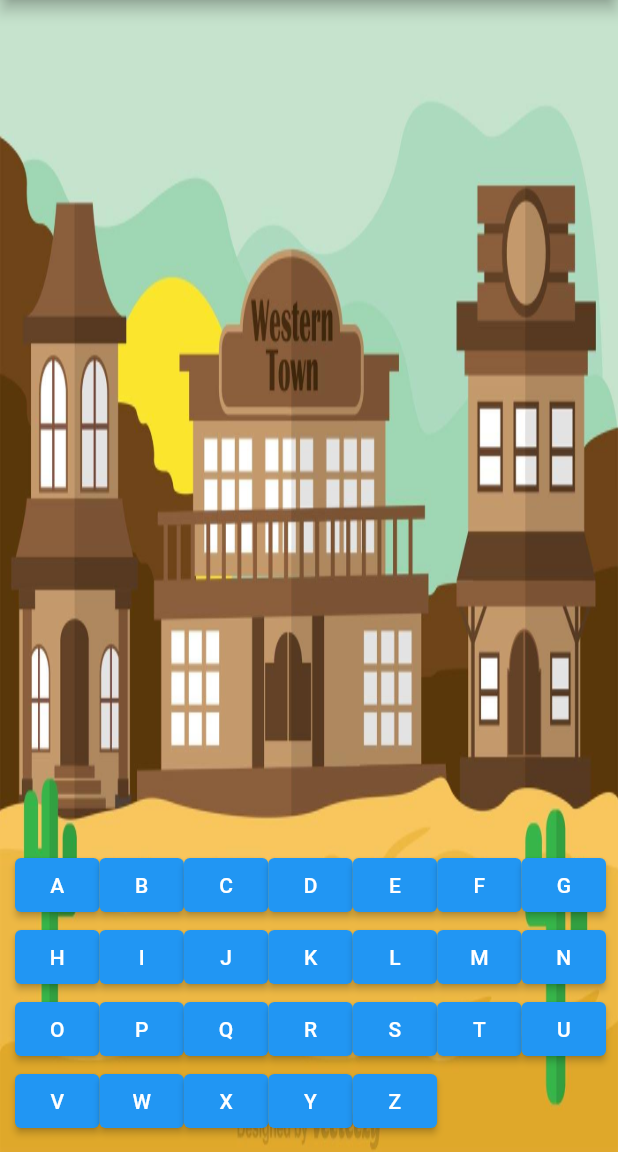
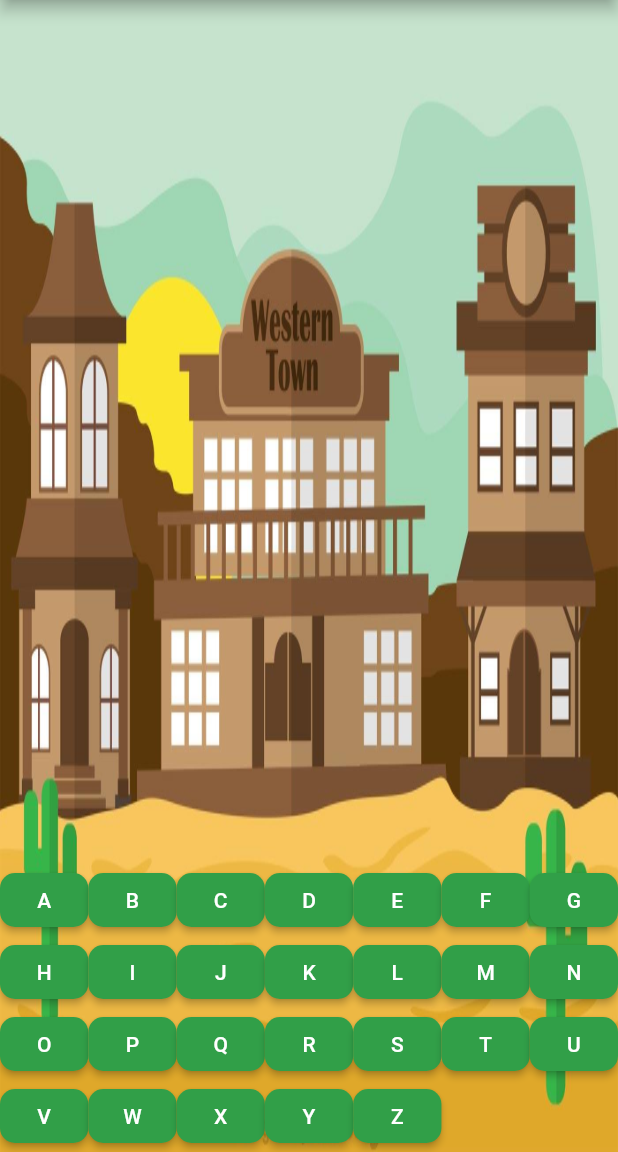
Before and after one commit to kristjansig1983/hangman, a Flutter app: the GameScreen screen opened directly, on a phone screen of 412 x 824 dp, the part 84-1236 px from its top. Run offline on Flutter 3.47's test engine with Material 2 defaults, Android fonts, the phone set to English and light mode, and no system bars.

Commit message:
Letterbutton s styled
Styled the letter buttons a bit. Not final look.

```diff
--- a/lib/components/letterButton.dart
+++ b/lib/components/letterButton.dart
@@ -10,6 +10,12 @@ class LetterButton extends StatelessWidget {
   @override
   Widget build(BuildContext context) {
     return ElevatedButton(
+      style: ElevatedButton.styleFrom(
+        primary: kLetterButtonColor,
+        shape: RoundedRectangleBorder(
+          borderRadius: BorderRadius.circular(10.0),
+        ),
+      ),
       onPressed: onPress,
         child: Text(
           buttonTitle,
--- a/lib/screens/game_screen.dart
+++ b/lib/screens/game_screen.dart
@@ -4,6 +4,9 @@ import 'package:hangman/components/letterButton.dart';
 import 'package:hangman/utilities/alphabet.dart';
 
 Alphabet alphabetEng = Alphabet();
+
+class TableSpace{
+}
 
 Widget createButton(index) {
   return Center(
@@ -31,7 +34,6 @@ class GameScreen extends StatelessWidget {
           ),
         ),
         alignment: Alignment.bottomCenter,
-        padding: EdgeInsets.fromLTRB(10.0, 2.0, 8.0, 10.0),
         child: Table(
           defaultVerticalAlignment: TableCellVerticalAlignment.baseline,
           textBaseline: TextBaseline.alphabetic,
--- a/lib/screens/welcome_screen.dart
+++ b/lib/screens/welcome_screen.dart
@@ -12,7 +12,6 @@ class WelcomeScreen extends StatelessWidget {
         title: Text('Hang Man'),
       ),
       body: Center(
-
         child: Column(
           mainAxisAlignment: MainAxisAlignment.center,
           children: [
```
